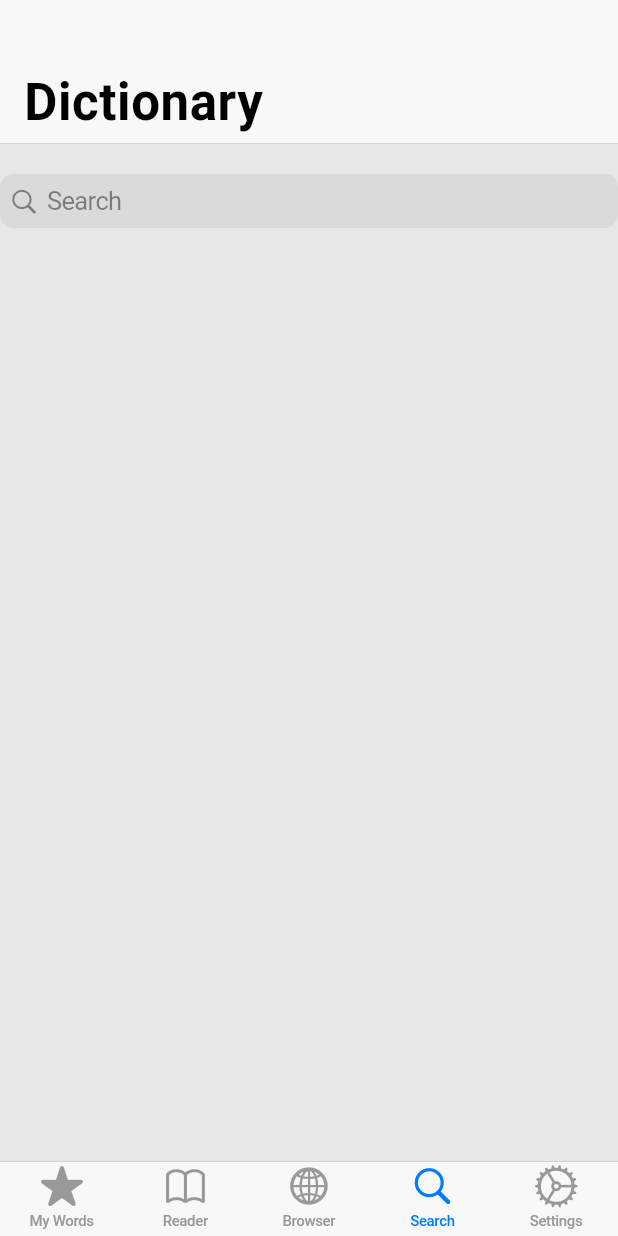
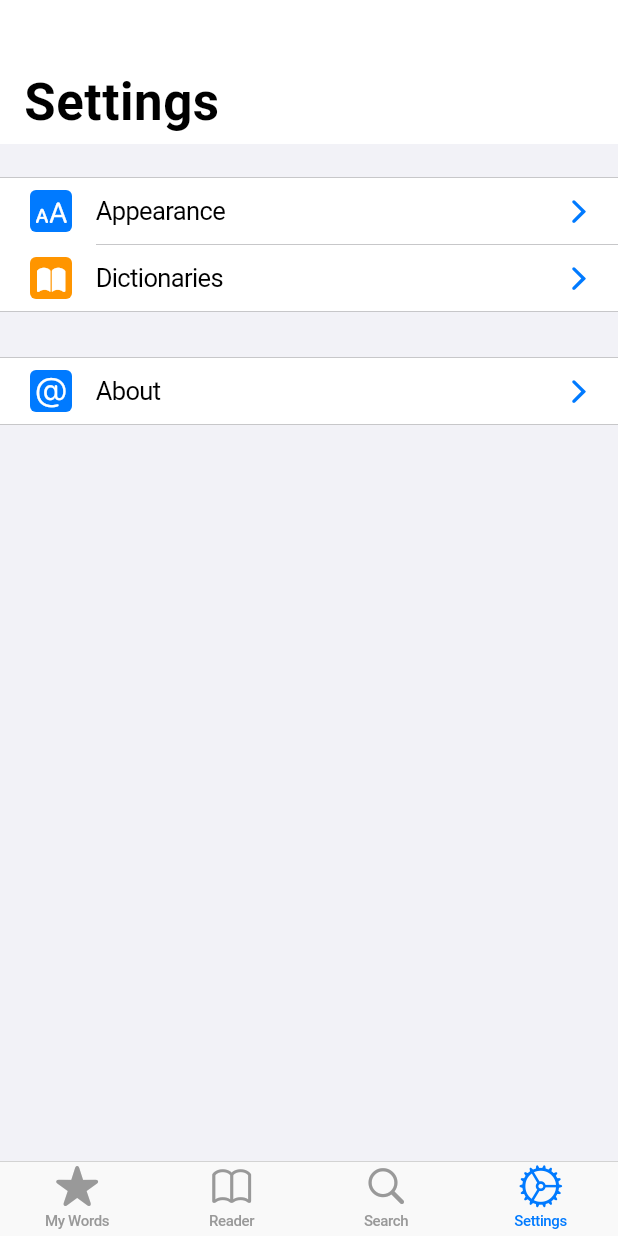
Before and after one commit to mathewthe2/immersion_reader, a Flutter app: the screen it shows after launch, item 4 of the bottom bar chosen, on a phone screen of 412 x 824 dp. Run offline on Flutter 3.47's test engine with Material 2 defaults, Android fonts, the phone set to English and light mode, and no system bars; our stand-ins replace csv, file_picker, flutter_slidable, flutter_svg, font_awesome_flutter, modal_bottom_sheet and 2 more; missing offline and left inert: flutter_archive, flutter_inappwebview, kana_kit, local_assets_server, ruby_text, swipeable_page_route; accounts and stored records are empty; statements that could not run were skipped.

Commit message:
hide browser for testing

```diff
--- a/lib/main.dart
+++ b/lib/main.dart
@@ -32,7 +32,7 @@ class _AppState extends State<App> {
   bool isReady = false;
 
   final List<GlobalKey<NavigatorState>> tabNavKeys =
-      List.generate(5, (_) => GlobalKey<NavigatorState>()); // 4 tabs
+      List.generate(4, (_) => GlobalKey<NavigatorState>()); // 4 tabs
 
   Future<void> setupProviders() async {
     localAssetsServerProvider = await LocalAssetsServerProvider.create();
@@ -75,10 +75,10 @@ class _AppState extends State<App> {
             icon: Icon(CupertinoIcons.book),
             label: 'Reader',
           ),
-          BottomNavigationBarItem(
-            icon: Icon(CupertinoIcons.globe),
-            label: 'Browser',
-          ),
+          // BottomNavigationBarItem(
+          //   icon: Icon(CupertinoIcons.globe),
+          //   label: 'Browser',
+          // ),
           BottomNavigationBarItem(
             icon: Icon(CupertinoIcons.search),
             label: 'Search',
@@ -126,18 +126,18 @@ class _AppState extends State<App> {
                       dictionaryProvider: dictionaryProvider!)
                   : progressIndicator();
             });
+      // case 2:
+      //   return CupertinoTabView(
+      //       navigatorKey: tabNavKeys[index],
+      //       builder: (BuildContext context) => isReady
+      //           ? Browser(dictionaryProvider: dictionaryProvider!)
+      //           : progressIndicator());
       case 2:
-        return CupertinoTabView(
-            navigatorKey: tabNavKeys[index],
-            builder: (BuildContext context) => isReady
-                ? Browser(dictionaryProvider: dictionaryProvider!)
-                : progressIndicator());
-      case 3:
         return CupertinoTabView(
             navigatorKey: tabNavKeys[index],
             builder: (BuildContext context) =>
                 SearchPage(dictionaryProvider: dictionaryProvider));
-      case 4:
+      case 3:
         return CupertinoTabView(
             navigatorKey: tabNavKeys[index],
             builder: (BuildContext context) {
```
